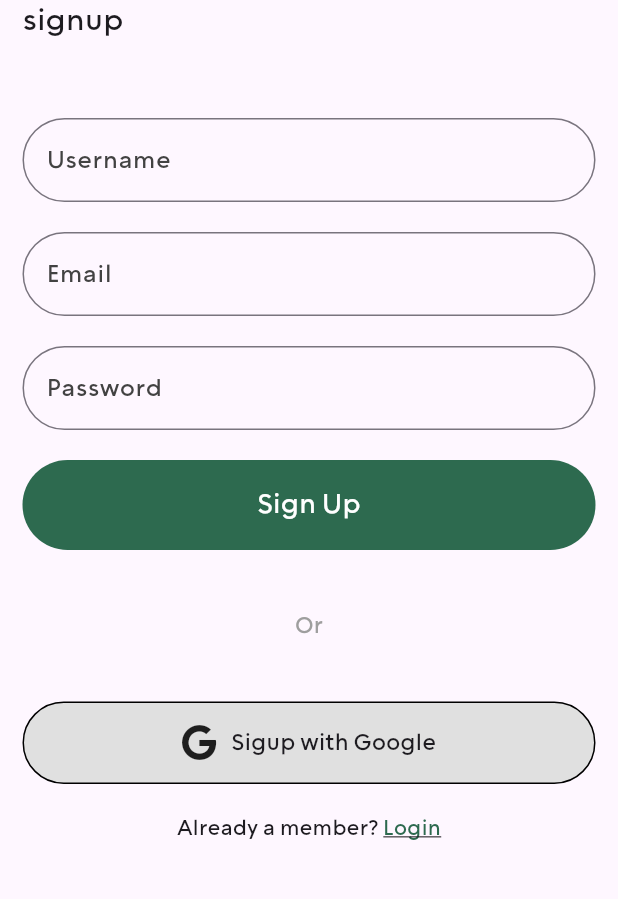
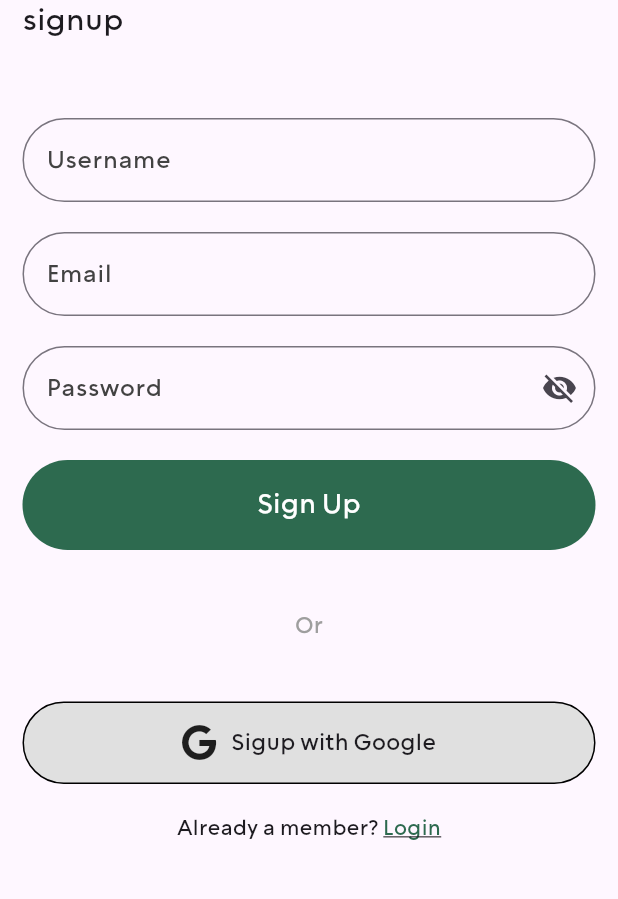
Before and after one commit to udaykumar-dhokia/recyclify, a Flutter app: the screen it shows after launch, on a phone screen of 412 x 824 dp, the part 146-1045 px from its top. Run offline on Flutter 3.47's test engine with Material 3 defaults, Android fonts, the phone set to English and light mode, and no system bars; our stand-ins replace firebase_core, font_awesome_flutter; accounts and stored records are empty.

Commit message:
second commit

```diff
--- a/lib/Auth/signup.dart
+++ b/lib/Auth/signup.dart
@@ -11,6 +11,8 @@ class SignUp extends StatefulWidget {
 }
 
 class _SignUpState extends State<SignUp> {
+  bool isObscure = true;
+
   @override
   Widget build(BuildContext context) {
     return Scaffold(
@@ -130,7 +132,26 @@ class _SignUpState extends State<SignUp> {
 
   TextFormField _textField(String name) {
     return TextFormField(
+      obscureText: name == "Password" ? isObscure : false,
       decoration: InputDecoration(
+        suffixIcon: name == "Password"
+            ? GestureDetector(
+                onTap: () {
+                  setState(
+                    () {
+                      isObscure = !isObscure;
+                    },
+                  );
+                },
+                child: !isObscure
+                    ? const Icon(
+                        Icons.visibility,
+                      )
+                    : const Icon(
+                        Icons.visibility_off,
+                      ),
+              )
+            : null,
         label: Text(name),
         labelStyle: TextStyle(fontFamily: font, color: Colors.grey.shade800),
         focusedBorder: OutlineInputBorder(
```
